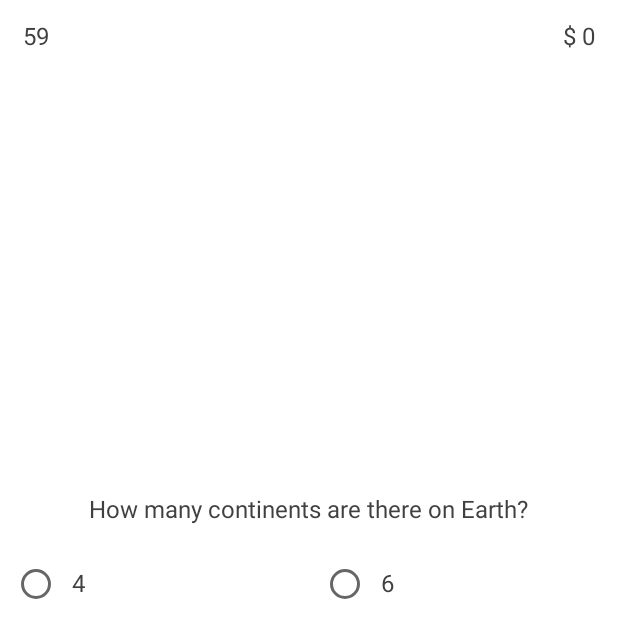
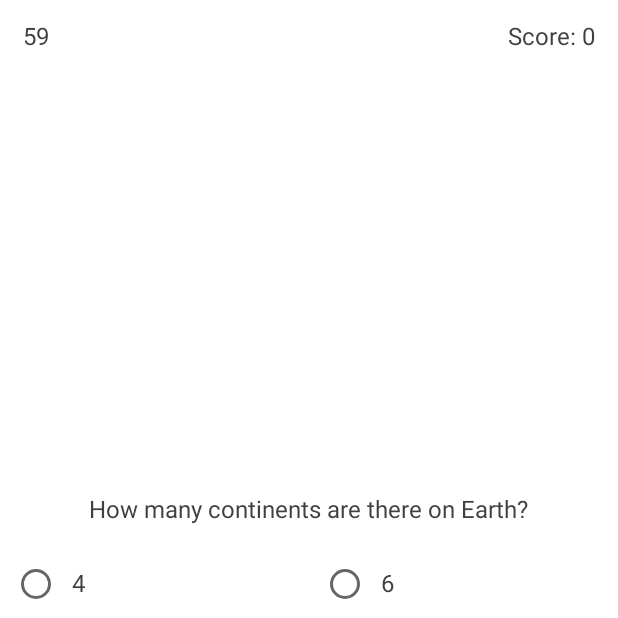
Before and after one commit to SaurabhSangpal/Quiz, an Android app built with Jetpack Compose: the GameActivity screen opened directly, with no data from a screen before it, on a phone screen of 412 x 824 dp, the top half of it. Run offline under Robolectric (Android 15) with nearby library versions, the phone set to English and light mode, and no system bars; our stand-ins replace AdMob; 2 statements that could not run were skipped.

Commit message:
Do not use the $ for score

```diff
--- a/app/src/main/java/com/sangpal/quiz/GameActivity.kt
+++ b/app/src/main/java/com/sangpal/quiz/GameActivity.kt
@@ -295,7 +295,7 @@ class GameActivity : ComponentActivity() {
             horizontalArrangement = Arrangement.End
         ) {
             val st = score.toString()
-            Text("$ $st")
+            Text("Score: $st")
         }
     }
 
```
